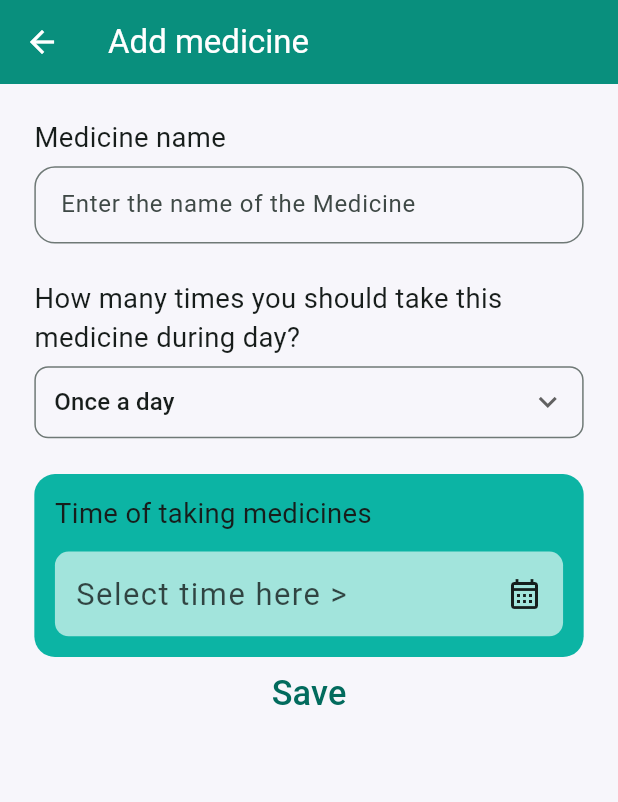
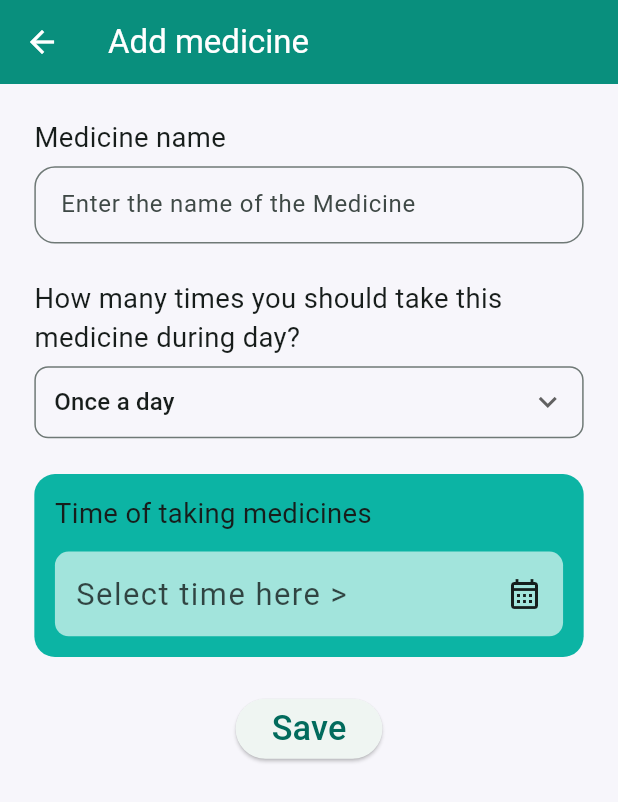
Before and after one commit to sandesh-z/medicine_tracker, a Flutter app: the MedicineFormBody screen opened directly, on a phone screen of 412 x 824 dp. Shown: the top 802 px of the screen. Run offline on Flutter 3.47's test engine with Material 3 defaults, Android fonts, the phone set to English and light mode, and no system bars; our stand-ins replace auto_route, awesome_notifications, bloc, convex_bottom_bar, dartz, equatable and 9 more; missing offline and left inert: android_alarm_manager_plus; accounts and stored records are empty; generated files the repository leaves out were written again.

Commit message:
translation updated

```diff
--- a/lib/core/localization/l10n/app_en.arb
+++ b/lib/core/localization/l10n/app_en.arb
@@ -43,4 +43,5 @@
 "thank_u":"Thank You.",
 "return_back":"Return",
 "time_for_taking_med":"Time of taking medicines",
-"med_name_cannot_be_empty":"Medicine name can not be empty."}
+"med_name_cannot_be_empty":"Medicine name can not be empty.",
+"save":"Save"}
--- a/lib/ui/pages/add_medicine_page.dart
+++ b/lib/ui/pages/add_medicine_page.dart
@@ -107,6 +107,7 @@ class MedicineFormBody extends StatelessWidget {
                     );
                   },
                 ),
+                SizedBox(height: 20.h),
                 BlocConsumer<AddMedicineBloc, AddMedicineState>(
                   listener: (ccontext, state) {
                     if (!state.isLoading && state.success) {
@@ -136,7 +137,7 @@ class MedicineFormBody extends StatelessWidget {
                       );
                     }
 
-                    return TextButton(
+                    return ElevatedButton(
                         onPressed: () async {
                           if (formKey.currentState?.validate() ?? false) {
                             var list = schedules;
@@ -164,7 +165,7 @@ class MedicineFormBody extends StatelessWidget {
                           }
                         },
                         child: Text(
-                          "Save",
+                          strings.save,
                           style: TextStyle(fontSize: 20.sp),
                         ));
                   },
--- a/lib/ui/widgets/time_table_widget.dart
+++ b/lib/ui/widgets/time_table_widget.dart
@@ -81,7 +81,7 @@ class _TimeRowWidgetState extends State<TimeRowWidget> {
             context: context,
             locale: AppLocale.english.locale,
             child: Text(
-              parseTimeOfDay(pickedTime),
+              parseTimeOfDay(pickedTime, true),
               style: TextStyle(
                   fontSize: pickedTime == null ? 18.sp : 23.sp,
                   letterSpacing: 1,
```
Also changed, not shown: lib/core/localization/l10n/app_ne.arb (+5 -4 lines), 1 other file.
